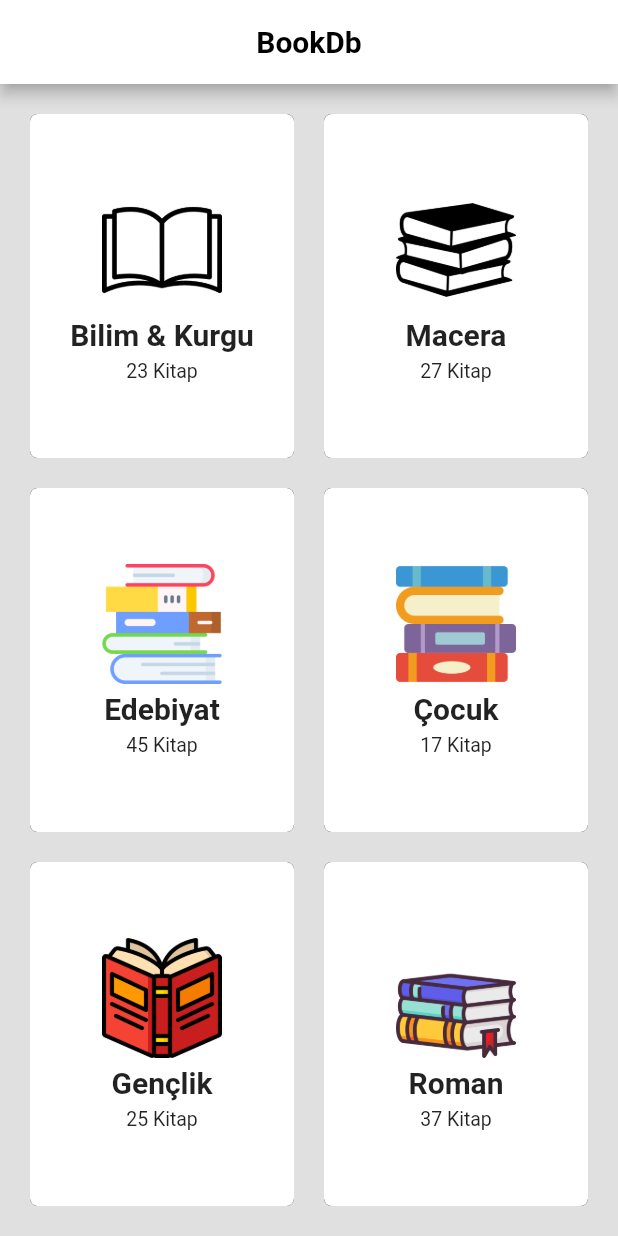
After one commit to nisabnt/GOUA-F-150, a Flutter app: the MyHomePage screen opened directly, on a phone screen of 412 x 824 dp. The commit adds this screen. Run offline on Flutter 3.47's test engine with Material 2 defaults, Android fonts, the phone set to English and light mode, and no system bars; our stand-ins replace flutter_signin_button.

Commit message:
HomePage eklendi

```diff
--- /dev/null
+++ b/lib/Screens/homePage.dart
@@ -0,0 +1,117 @@
+import 'package:flutter/material.dart';
+
+
+class MyHomePage extends StatefulWidget {
+  const MyHomePage();
+
+
+  @override
+  State<MyHomePage> createState() => _MyHomePageState();
+}
+
+class _MyHomePageState extends State<MyHomePage> {
+
+
+  @override
+  Widget build(BuildContext context) {
+
+    return Scaffold(
+      appBar: AppBar(
+        backgroundColor: Colors.white,
+        centerTitle: true,
+        title: Text(
+          "BookDb",
+          style: TextStyle(
+            color: Colors.black,
+            fontWeight: FontWeight.bold,
+          ),
+        ),
+      ),
+      body: Container(
+        padding: EdgeInsets.symmetric(vertical: 10.0,horizontal: 10.0),
+        height: MediaQuery.of(context).size.height,
+        color: Colors.grey.shade300,
+        child: Column(
+          mainAxisAlignment: MainAxisAlignment.spaceBetween,
+          children: <Widget>[
+            Expanded(
+              child: Row(
+                crossAxisAlignment: CrossAxisAlignment.stretch,
+                children: <Widget>[
+                  getExpanded('book','Bilim & Kurgu','23 Kitap'),
+                  getExpanded('books-stack-of-three','Macera','27 Kitap'),
+                ],
+              ),
+            ),
+            Expanded(
+              child: Row(
+                crossAxisAlignment: CrossAxisAlignment.stretch,
+                children: <Widget>[
+                  getExpanded('books','Edebiyat','45 Kitap'),
+                  getExpanded('book-stack','Çocuk','17 Kitap'),
+                ],
+              ),
+            ),
+            Expanded(
+              child: Row(
+                crossAxisAlignment: CrossAxisAlignment.stretch,
+                children: <Widget>[
+                  getExpanded('book1','Gençlik','25 Kitap'),
+                  getExpanded('book2','Roman','37 Kitap'),
+                ],
+              ),
+            ),
+          ],
+        ),
+      ),
+    );
+  }
+
+  Expanded getExpanded(String image, String mainText, String subText){
+    return Expanded(
+      child: Container(
+        child: Column(
+          mainAxisAlignment: MainAxisAlignment.center,
+          children: <Widget>[
+            Image.asset(
+              'images/$image.png',
+              height: 80.0,
+            ),
+            SizedBox(
+              height: 5.0,
+            ),
+            Text(
+              "$mainText",
+              style: TextStyle(
+                  fontWeight: FontWeight.bold,
+                  fontSize: 20.0
+              ),
+            ),
+            SizedBox(
+              height: 5.0,
+            ),
+            Text(
+              "$subText",
+              style: TextStyle(
+                  fontSize: 13.0
+              ),
+            ),
+          ],
+        ),
+        margin: EdgeInsets.only(left: 10.0,top: 10.0,right: 10.0,bottom: 10.0),
+        decoration: BoxDecoration(
+          color: Colors.white,
+          borderRadius: BorderRadius.only(
+            topLeft: Radius.circular(5),
+            topRight: Radius.circular(5),
+            bottomLeft: Radius.circular(5),
+            bottomRight: Radius.circular(5),
+          ),
+          boxShadow: [
+            BoxShadow(),
+          ],
+        ),
+      ),
+    );
+  }
+}
--- a/lib/main.dart
+++ b/lib/main.dart
@@ -1,5 +1,6 @@
 import 'package:flutter/material.dart';
 import 'Screens/login_screen.dart';
+import 'Screens/homePage.dart';
 
 void main() {
   runApp(const MyApp());
@@ -12,6 +13,7 @@ class MyApp extends StatelessWidget {
   Widget build(BuildContext context) {
     return const MaterialApp(
       home: LoginScreen(),
+      //home: MyHomePage(),
     );
   }
 }
--- a/pubspec.yaml
+++ b/pubspec.yaml
@@ -60,8 +60,8 @@ flutter:
   uses-material-design: true
 
   # To add assets to your application, add an assets section, like this:
-  # assets:
-  #   - images/a_dot_burr.jpeg
+  assets:
+     - images/
   #   - images/a_dot_ham.jpeg
 
   # An image asset can refer to one or more resolution-specific "variants", see
```
Also changed, not shown: images/book-stack.png (added), images/book.png (added), images/book1.png (added), images/book2.png (added), images/books-stack-of-three.png (added), images/books.png (added), pubspec.lock.
